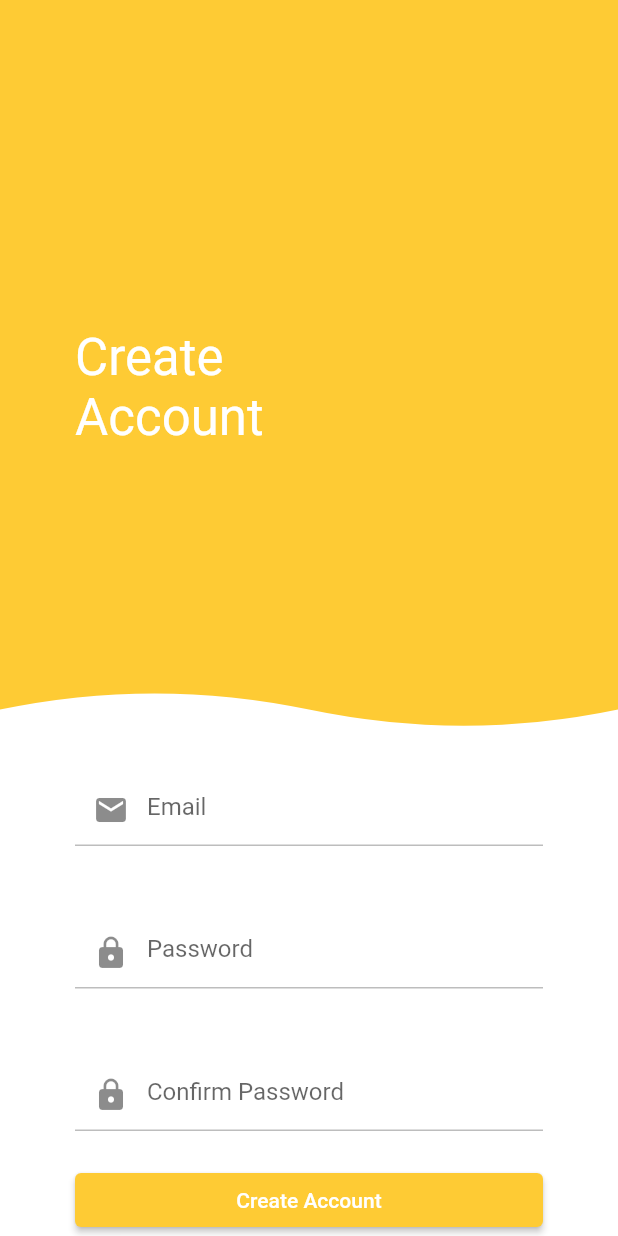
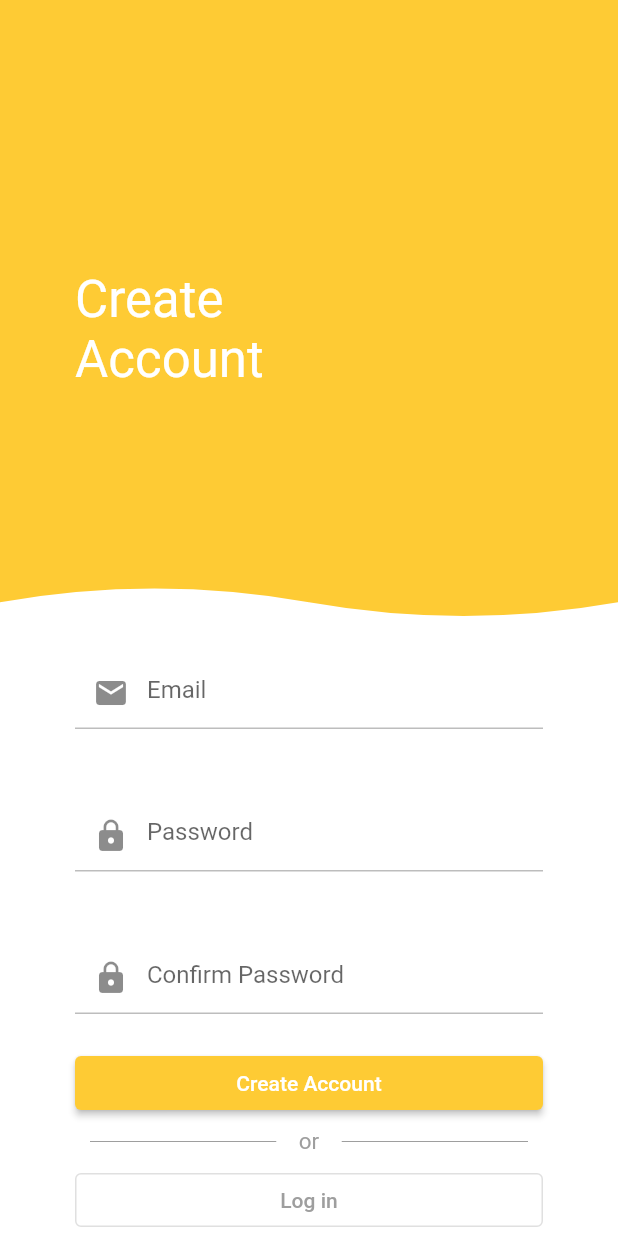
Before and after one commit to strathdeek/todos, a Flutter app: the screen it shows after launch, on a phone screen of 412 x 824 dp. Run offline on Flutter 3.47's test engine with Material 2 defaults, Android fonts, the phone set to English and light mode, and no system bars; our stand-ins replace bloc, equatable, firebase_auth, firebase_core, flutter_bloc, get_it and 2 more; accounts and stored records are empty.

Commit message:
final registration page UI refinements

```diff
--- a/lib/main.dart
+++ b/lib/main.dart
@@ -42,6 +42,8 @@ class TodoApp extends StatelessWidget {
   Widget build(BuildContext context) {
     return MaterialApp(
       theme: ThemeData(
+        outlinedButtonTheme: OutlinedButtonThemeData(
+            style: OutlinedButton.styleFrom(primary: Colors.grey.shade500)),
         primaryColor: Color.fromARGB(255, 254, 203, 52),
         textTheme: Typography.whiteCupertino,
         appBarTheme: AppBarTheme(
--- a/lib/pages/login_page.dart
+++ b/lib/pages/login_page.dart
@@ -1,10 +1,6 @@
 import 'package:flutter/material.dart';
 
 class LoginPage extends StatelessWidget {
-  static Route route() {
-    return MaterialPageRoute<void>(builder: (_) => LoginPage());
-  }
-
   void _navigateToRegistration(BuildContext context) {
     Navigator.of(context)
         .pushNamedAndRemoveUntil('/register', (route) => false);
--- a/lib/pages/register_page.dart
+++ b/lib/pages/register_page.dart
@@ -133,7 +133,39 @@ class RegisterPage extends StatelessWidget {
                         onPressed: () => context
                             .read<RegisterBloc>()
                             .add(RegisterSubmitted()),
-                        child: Text('Create Account'))
+                        child: Text('Create Account')),
+                    Container(
+                      child: Row(children: <Widget>[
+                        Expanded(
+                          child: Container(
+                              margin: const EdgeInsets.only(
+                                  left: 10.0, right: 15.0),
+                              child: Divider(
+                                color: Colors.grey.shade500,
+                                height: 30,
+                              )),
+                        ),
+                        Text(
+                          'or',
+                          style: TextStyle(
+                              color: Colors.grey.shade500, fontSize: 15),
+                        ),
+                        Expanded(
+                          child: Container(
+                              margin: const EdgeInsets.only(
+                                  left: 15.0, right: 10.0),
+                              child: Divider(
+                                color: Colors.grey.shade500,
+                                height: 30,
+                              )),
+                        ),
+                      ]),
+                    ),
+                    OutlinedButton(
+                        onPressed: () => Navigator.of(context)
+                            .pushNamedAndRemoveUntil(
+                                '/login', (route) => false),
+                        child: Text('Log in')),
                   ],
                 ),
               ),
```
